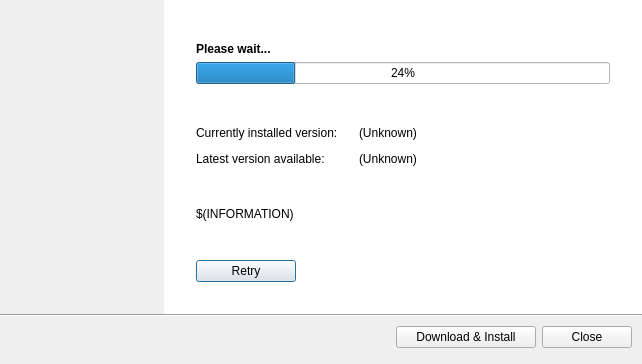
Old version of the form gui/UpdateDialog.ui in the repository lordmulder/LameXP.
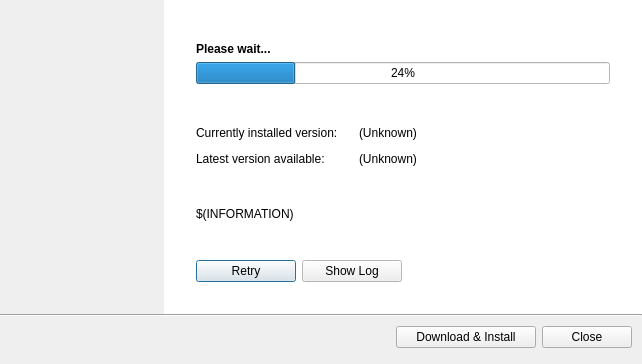
New version of the form. Icons and pictures are not drawn.

```diff
--- a/gui/UpdateDialog.ui
+++ b/gui/UpdateDialog.ui
@@ -335,6 +335,23 @@
                 </property>
                </widget>
               </item>
+              <item>
+               <widget class="QPushButton" name="logButton">
+                <property name="minimumSize">
+                 <size>
+                  <width>100</width>
+                  <height>0</height>
+                 </size>
+                </property>
+                <property name="text">
+                 <string>Show Log</string>
+                </property>
+                <property name="icon">
+                 <iconset resource="../res/Icons.qrc">
+                  <normaloff>:/icons/application_view_list.png</normaloff>:/icons/application_view_list.png</iconset>
+                </property>
+               </widget>
+              </item>
               <item>
                <spacer name="horizontalSpacer_6">
                 <property name="orientation">
```
Left out of the diff: 6 changed lines with no effect on the pictures.
